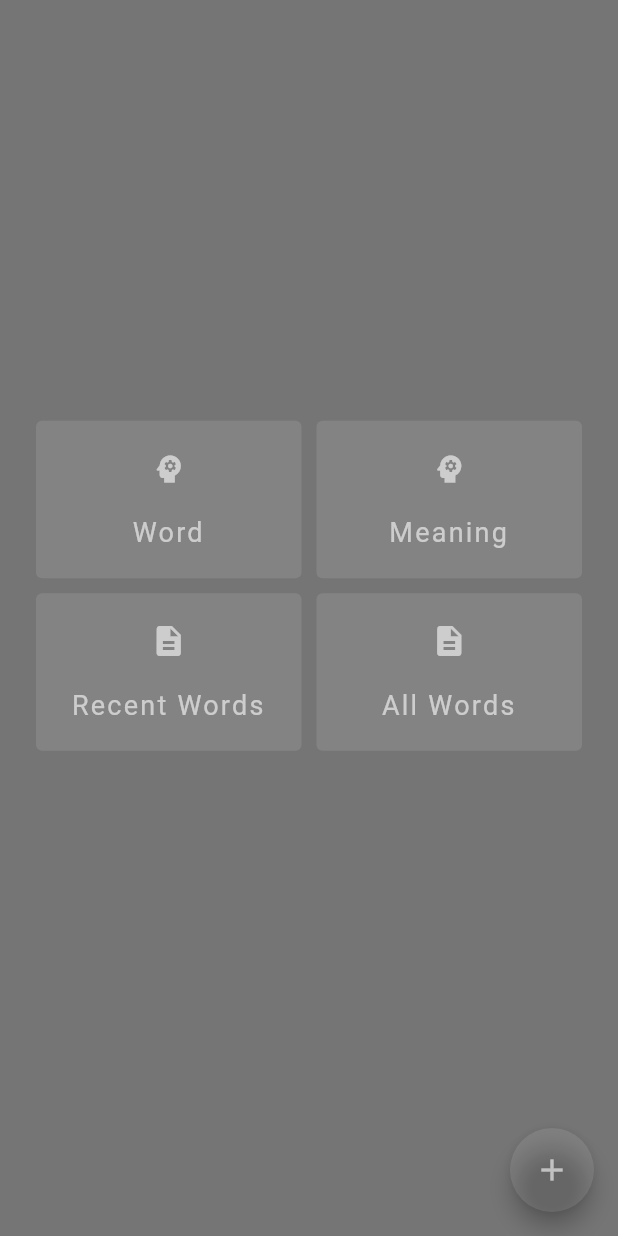
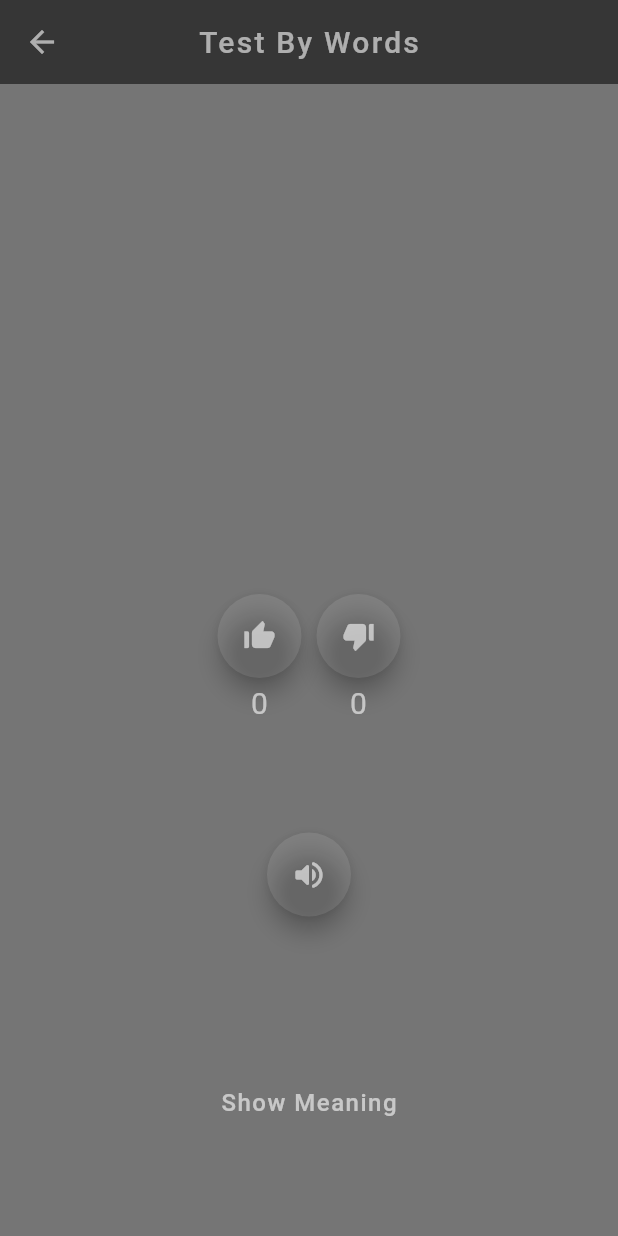
Before and after one commit to subhechhu/vocab_flutter, a Flutter app: the Home screen opened directly with empty values, after a tap on "Word", on a phone screen of 412 x 824 dp. Run offline on Flutter 3.47's test engine with Material 2 defaults, Android fonts, the phone set to English and light mode, and no system bars; our stand-ins replace cloud_firestore, eva_icons_flutter, firebase_auth, firebase_core, fluttertoast, google_sign_in and 3 more; accounts and stored records are empty.

Commit message:
Random Word.. next random sentence

```diff
--- a/lib/main.dart
+++ b/lib/main.dart
@@ -4,8 +4,8 @@ import 'package:vocab/screens/add_words.dart';
 import 'package:vocab/screens/all_words.dart';
 import 'package:vocab/screens/home.dart';
 import 'package:vocab/screens/login.dart';
+import 'package:vocab/screens/random_word.dart';
 import 'package:vocab/screens/recent_words.dart';
-import 'package:vocab/screens/splash.dart';
 
 void main() async {
   WidgetsFlutterBinding.ensureInitialized();
@@ -14,11 +14,11 @@ void main() async {
       debugShowCheckedModeBanner: false,
       initialRoute: '/login',
       routes: {
-        '/': (context) => Splash(),
         '/login': (context) => Login(),
         '/home': (context) => Home(),
         '/add': (context) => AddWord(),
         '/view_all': (context) => AllWords(),
-        '/view_recent': (context) => RecentWords()
+        '/view_recent': (context) => RecentWords(),
+        '/random_word': (context) => RandomWord()
       }));
 }
--- a/lib/screens/home.dart
+++ b/lib/screens/home.dart
@@ -3,7 +3,6 @@ import 'package:vocab/services/authenticaation.dart';
 import 'package:vocab/util/colors.dart';
 
 import 'package:vocab/services/db_helper.dart';
-import 'package:vocab/services/words.dart';
 
 class Home extends StatefulWidget {
   @override
@@ -61,9 +60,7 @@ class _HomeState extends State<Home> {
                     child: InkWell(
                         splashColor: googleButtonBg,
                         onTap: () {
-                          dbHelper.getRandomData().then((value) {
-                            print(value.toString());
-                          });
+                          Navigator.pushNamed(context, '/random_word');
                         },
                         child: Padding(
                           padding: const EdgeInsets.symmetric(vertical: 20),
@@ -224,7 +221,9 @@ class _HomeState extends State<Home> {
               child: Text(
                 _email,
                 style: TextStyle(
-                    color: googleButtonBg, letterSpacing: 1.5, fontSize: 15),
+                    color: googleButtonTextLight,
+                    letterSpacing: 1.5,
+                    fontSize: 15),
               ),
             ),
           ],
--- /dev/null
+++ b/lib/screens/random_word.dart
@@ -0,0 +1,194 @@
+import 'package:flutter/material.dart';
+import 'package:progress_dialog/progress_dialog.dart';
+import 'package:vocab/services/db_helper.dart';
+import 'package:vocab/util/colors.dart';
+
+class RandomWord extends StatefulWidget {
+  @override
+  _RandomWordState createState() => _RandomWordState();
+}
+
+class _RandomWordState extends State<RandomWord> {
+  DbHelper dbHelper = DbHelper();
+  ProgressDialog pr;
+  String _word = '';
+  String _meaning = '';
+  int _correct = 0;
+  int _incorrect = 0;
+  bool showMeaning = false;
+
+  @override
+  void initState() {
+    super.initState();
+    dbHelper
+        .getDbInstance()
+        .then((value) => dbHelper.getRandomData().then((value) {
+              print(value.word);
+              print(value.meaning);
+              print(value.correct);
+              print(value.incorrect);
+
+              setState(() {
+                _word = value.word;
+                _meaning = value.meaning;
+                _correct = value.correct;
+                _incorrect = value.incorrect;
+              });
+              // pr.hide();
+            }));
+  }
+
+  @override
+  Widget build(BuildContext context) {
+    // pr = ProgressDialog(context,
+    //     type: ProgressDialogType.Normal, isDismissible: false, showLogs: true);
+    // pr.style(message: 'Loading Words...');
+    // pr.show();
+
+    return Scaffold(
+      backgroundColor: primaryColor,
+      appBar: AppBar(
+        iconTheme: IconThemeData(
+          color: googleButtonText,
+        ),
+        backgroundColor: primaryColor,
+        elevation: 0,
+        title: Text(
+          'Test By Words',
+          style: TextStyle(color: googleButtonText, letterSpacing: 1.5),
+        ),
+        centerTitle: true,
+      ),
+      body: (SingleChildScrollView(
+        child: Padding(
+          padding: EdgeInsets.fromLTRB(24, 32, 24, 16),
+          child: Column(
+            crossAxisAlignment: CrossAxisAlignment.stretch,
+            mainAxisAlignment: MainAxisAlignment.spaceAround,
+            children: [
+              Row(
+                mainAxisAlignment: MainAxisAlignment.center,
+                children: [
+                  Text(
+                    '$_word',
+                    style: TextStyle(
+                        color: googleButtonText,
+                        fontSize: 30,
+                        fontWeight: FontWeight.bold),
+                  ),
+                ],
+              ),
+              SizedBox(
+                height: 100,
+              ),
+              Row(
+                mainAxisAlignment: MainAxisAlignment.center,
+                children: [
+                  Expanded(
+                    child: Text(
+                      showMeaning ? '$_meaning' : '',
+                      textAlign: TextAlign.center,
+                      style: TextStyle(
+                        color: googleButtonText,
+                        fontSize: 20,
+                      ),
+                    ),
+                  )
+                ],
+              ),
+              SizedBox(
+                height: 150,
+              ),
+              Row(
+                mainAxisAlignment: MainAxisAlignment.center,
+                children: [
+                  Row(
+                    children: [
+                      Column(
+                        children: [
+                          FloatingActionButton(
+                            onPressed: () {},
+                            backgroundColor: googleButtonBg,
+                            splashColor: googleButtonBg,
+                            child: Icon(
+                              Icons.thumb_up_alt,
+                              color: googleButtonText,
+                            ),
+                          ),
+                          SizedBox(
+                            height: 5,
+                          ),
+                          Text(
+                            '$_correct',
+                            style: TextStyle(
+                                color: googleButtonText,
+                                letterSpacing: 1,
+                                fontSize: 20),
+                          )
+                        ],
+                      ),
+                      SizedBox(
+                        width: 10,
+                      ),
+                      Column(
+                        children: [
+                          FloatingActionButton(
+                            onPressed: () {},
+                            backgroundColor: googleButtonBg,
+                            splashColor: googleButtonBg,
+                            child: Icon(
+                              Icons.thumb_down_alt,
+                              color: googleButtonText,
+                            ),
+                          ),
+                          SizedBox(
+                            height: 5,
+                          ),
+                          Text(
+                            '$_incorrect',
+                            style: TextStyle(
+                                color: googleButtonText,
+                                letterSpacing: 1,
+                                fontSize: 20),
+                          )
+                        ],
+                      ),
+                    ],
+                  )
+                ],
+              ),
+              SizedBox(
+                height: 75,
+              ),
+              FloatingActionButton(
+                onPressed: () {},
+                backgroundColor: googleButtonBg,
+                splashColor: googleButtonBg,
+                child: Icon(
+                  Icons.volume_up_rounded,
+                  color: googleButtonText,
+                ),
+              ),
+              SizedBox(
+                height: 100,
+              ),
+              TextButton(
+                  onPressed: () {
+                    setState(() {
+                      showMeaning = !showMeaning;
+                    });
+                  },
+                  child: Text(
+                    showMeaning ? 'Hide Meaning' : 'Show Meaning',
+                    style: TextStyle(
+                        color: googleButtonText,
+                        letterSpacing: 1,
+                        fontSize: 16),
+                  ))
+            ],
+          ),
+        ),
+      )),
+    );
+  }
+}
--- a/lib/services/db_helper.dart
+++ b/lib/services/db_helper.dart
@@ -5,18 +5,19 @@ import 'package:vocab/services/words.dart';
 class DbHelper {
   Future<Database> _database;
 
-  getDbInstance() async {
+  Future<Database> getDbInstance() async {
     if (_database == null) {
       _database = openDatabase(
         join(await getDatabasesPath(), 'vocab_database.db'),
         onCreate: (db, version) {
           return db.execute(
-            'CREATE TABLE words (id INTEGER PRIMARY KEY AUTOINCREMENT, correct INTEGER, incorrect INTEGER UNIQUE, word TEXT, pronunciation TEXT, meaning TEXT, sentence TEXT)',
+            'CREATE TABLE words (id INTEGER PRIMARY KEY AUTOINCREMENT, correct INTEGER DEFAULT 0, incorrect INTEGER DEFAULT 0, word TEXT UNIQUE, pronunciation TEXT, meaning TEXT, sentence TEXT)',
           );
         },
         version: 1,
       );
     }
+    return _database;
   }
 
   Future<int> insertWord(Words words) async {
--- a/lib/services/words.dart
+++ b/lib/services/words.dart
@@ -1,17 +1,20 @@
-import 'package:flutter/material.dart';
-
 class Words {
   int id;
-  int correct;
-  int incorrect;
-  String word;
+  int correct = 0;
+  int incorrect = 0;
+  String word = '';
   String pronunciation;
   String meaning;
   String sentence;
 
-
-  Words({this.id, this.correct, this.incorrect, this.word,
-      this.pronunciation, this.meaning, this.sentence});
+  Words(
+      {this.id,
+      this.correct,
+      this.incorrect,
+      this.word,
+      this.pronunciation,
+      this.meaning,
+      this.sentence});
 
   Map<String, dynamic> toMap() {
     return {
```
Also changed, not shown: lib/screens/add_words.dart (+17 -1 lines), lib/screens/all_words.dart (added, +179 -0 lines), lib/screens/recent_words.dart (added, +179 -0 lines), lib/screens/splash.dart (deleted, +0 -11 lines).
